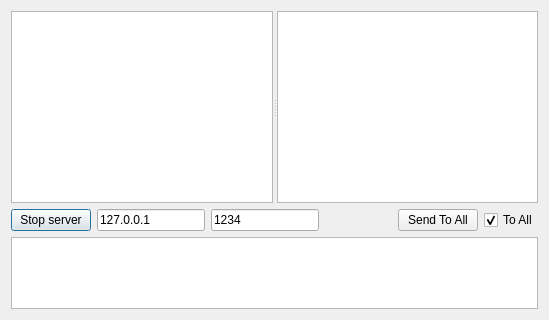
Old version of the form dialog.ui in the repository YoullloveGitHubUnlimitedCollaborators/SErver.
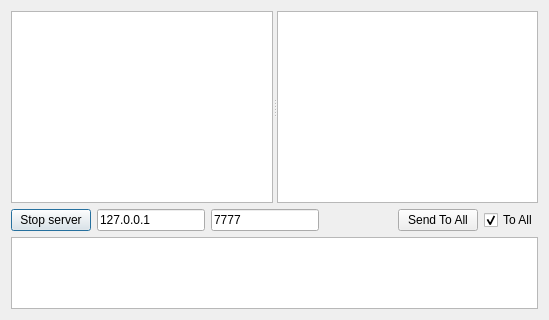
New version of the form.

```diff
--- a/dialog.ui
+++ b/dialog.ui
@@ -71,7 +71,7 @@
      <item>
       <widget class="QLineEdit" name="lePort">
        <property name="text">
-        <string>1234</string>
+        <string>7777</string>
        </property>
       </widget>
      </item>
```
